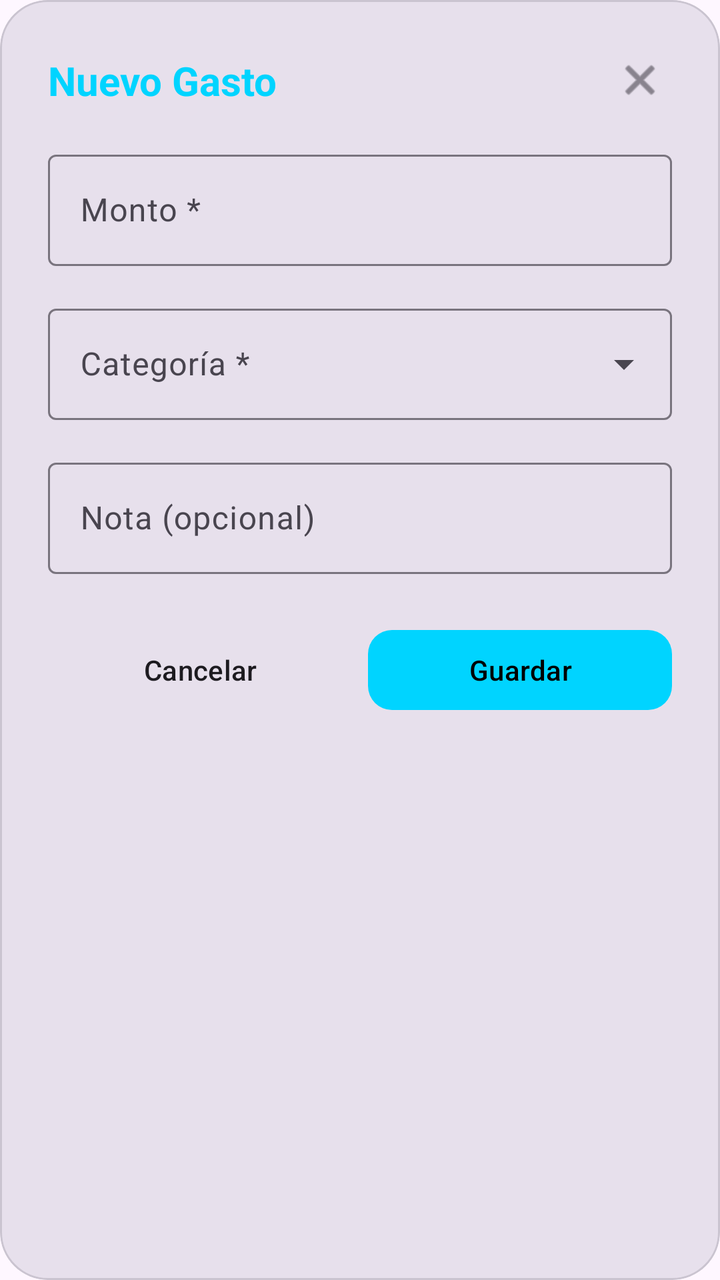
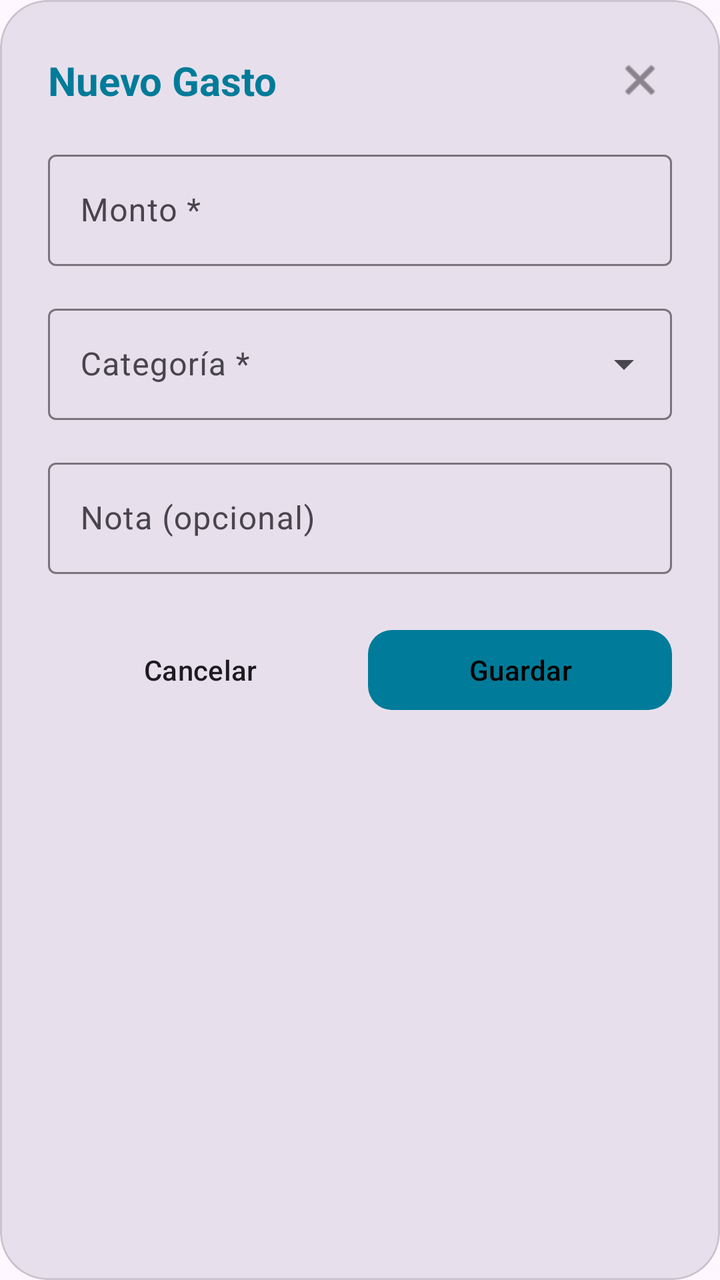

Before-and-after screenshots of an Android layout around one commit, followed by the original layout XML and the change that was made.
<!-- AndroidManifest.xml: application theme Theme.StudiOS -->
<!-- res/layout/finanzas_dialogo_nuevo_gasto.xml -->
<?xml version="1.0" encoding="utf-8"?>
<layout xmlns:android="http://schemas.android.com/apk/res/android"
    xmlns:app="http://schemas.android.com/apk/res-auto">

    <com.google.android.material.card.MaterialCardView
        android:layout_width="match_parent"
        android:layout_height="wrap_content"
        app:cardBackgroundColor="?attr/colorSurfaceVariant"
        app:cardCornerRadius="24dp">

        <LinearLayout
            android:layout_width="match_parent"
            android:layout_height="wrap_content"
            android:orientation="vertical"
            android:padding="24dp">

            <androidx.constraintlayout.widget.ConstraintLayout
                android:layout_width="match_parent"
                android:layout_height="wrap_content"
                android:layout_marginBottom="16dp">

                <TextView
                    android:id="@+id/tvTituloGasto"
                    android:layout_width="wrap_content"
                    android:layout_height="wrap_content"
                    android:text="Nuevo Gasto"
                    android:textColor="@color/studios_cyan"
                    android:textSize="20sp"
                    android:textStyle="bold"
                    app:layout_constraintBottom_toBottomOf="parent"
                    app:layout_constraintStart_toStartOf="parent"
                    app:layout_constraintTop_toTopOf="parent" />

                <ImageButton
                    android:id="@+id/btnCerrarGasto"
                    android:layout_width="32dp"
                    android:layout_height="32dp"
                    android:background="?attr/selectableItemBackgroundBorderless"
                    android:padding="4dp"
                    android:scaleType="fitCenter"
                    android:src="@android:drawable/ic_menu_close_clear_cancel"
                    app:layout_constraintBottom_toBottomOf="parent"
                    app:layout_constraintEnd_toEndOf="parent"
                    app:layout_constraintTop_toTopOf="parent"
                    app:tint="?attr/colorOnSurfaceVariant" />
            </androidx.constraintlayout.widget.ConstraintLayout>

            <com.google.android.material.textfield.TextInputLayout
                style="@style/Widget.Material3.TextInputLayout.OutlinedBox"
                android:layout_width="match_parent"
                android:layout_height="wrap_content"
                android:layout_marginBottom="16dp"
                android:hint="Monto *">

                <com.google.android.material.textfield.TextInputEditText
                    android:id="@+id/etMontoGasto"
                    android:layout_width="match_parent"
                    android:layout_height="wrap_content"
                    android:inputType="numberDecimal" />
            </com.google.android.material.textfield.TextInputLayout>

            <com.google.android.material.textfield.TextInputLayout
                android:id="@+id/tilCategoriaTransaccion"
                style="@style/Widget.Material3.TextInputLayout.OutlinedBox.ExposedDropdownMenu"
                android:layout_width="match_parent"
                android:layout_height="wrap_content"
                android:layout_marginBottom="16dp"
                android:hint="Categoría *">

                <AutoCompleteTextView
                    android:id="@+id/spinnerCategoria"
                    android:layout_width="match_parent"
                    android:layout_height="wrap_content"
                    android:inputType="none" />
            </com.google.android.material.textfield.TextInputLayout>

            <com.google.android.material.textfield.TextInputLayout
                style="@style/Widget.Material3.TextInputLayout.OutlinedBox"
                android:layout_width="match_parent"
                android:layout_height="wrap_content"
                android:layout_marginBottom="24dp"
                android:hint="Nota (opcional)"
                app:placeholderText="Ej. Tacos en la esquina">

                <com.google.android.material.textfield.TextInputEditText
                    android:id="@+id/etNotaGasto"
                    android:layout_width="match_parent"
                    android:layout_height="wrap_content"
                    android:inputType="textCapSentences" />
            </com.google.android.material.textfield.TextInputLayout>

            <LinearLayout
                android:layout_width="match_parent"
                android:layout_height="wrap_content"
                android:orientation="horizontal">

                <com.google.android.material.button.MaterialButton
                    android:id="@+id/btnCancelarGasto"
                    style="@style/Widget.Material3.Button.TextButton"
                    android:layout_width="0dp"
                    android:layout_height="wrap_content"
                    android:layout_marginEnd="8dp"
                    android:layout_weight="1"
                    android:text="Cancelar"
                    android:textColor="?attr/colorOnSurface" />

                <com.google.android.material.button.MaterialButton
                    android:id="@+id/btnGuardarGasto"
                    android:layout_width="0dp"
                    android:layout_height="wrap_content"
                    android:layout_weight="1"
                    android:text="Guardar"
                    android:textColor="@color/black"
                    app:backgroundTint="@color/studios_cyan"
                    app:cornerRadius="12dp" />
            </LinearLayout>
        </LinearLayout>
    </com.google.android.material.card.MaterialCardView>
</layout>
<!-- resources referenced by this layout -->
<resources>
  <color name="black">#FF000000</color>
  <color name="studios_cyan">#00D4FF</color>
  <style name="Theme.StudiOS" parent="Base.Theme.StudiOS" />
  <style name="Base.Theme.StudiOS" parent="Theme.Material3.DayNight.NoActionBar">
          
          
      </style>
</resources>

<!-- the commit's change to res/layout/finanzas_dialogo_nuevo_gasto.xml (unified diff, before → after) -->
@@ -24,7 +24,7 @@
                     android:layout_width="wrap_content"
                     android:layout_height="wrap_content"
                     android:text="Nuevo Gasto"
-                    android:textColor="@color/studios_cyan"
+                    android:textColor="@color/studios_cyan_titulo"
                     android:textSize="20sp"
                     android:textStyle="bold"
                     app:layout_constraintBottom_toBottomOf="parent"
@@ -111,7 +111,7 @@
                     android:layout_weight="1"
                     android:text="Guardar"
                     android:textColor="@color/black"
-                    app:backgroundTint="@color/studios_cyan"
+                    app:backgroundTint="@color/studios_cyan_titulo"
                     app:cornerRadius="12dp" />
             </LinearLayout>
         </LinearLayout>
<!-- resource entries referenced after the edit -->
@@ -1,7 +1,7 @@
 <!-- resources referenced by this layout -->
 <resources>
   <color name="black">#FF000000</color>
-  <color name="studios_cyan">#00D4FF</color>
+  <color name="studios_cyan_titulo">#007B99</color>
   <style name="Theme.StudiOS" parent="Base.Theme.StudiOS" />
   <style name="Base.Theme.StudiOS" parent="Theme.Material3.DayNight.NoActionBar">
           
